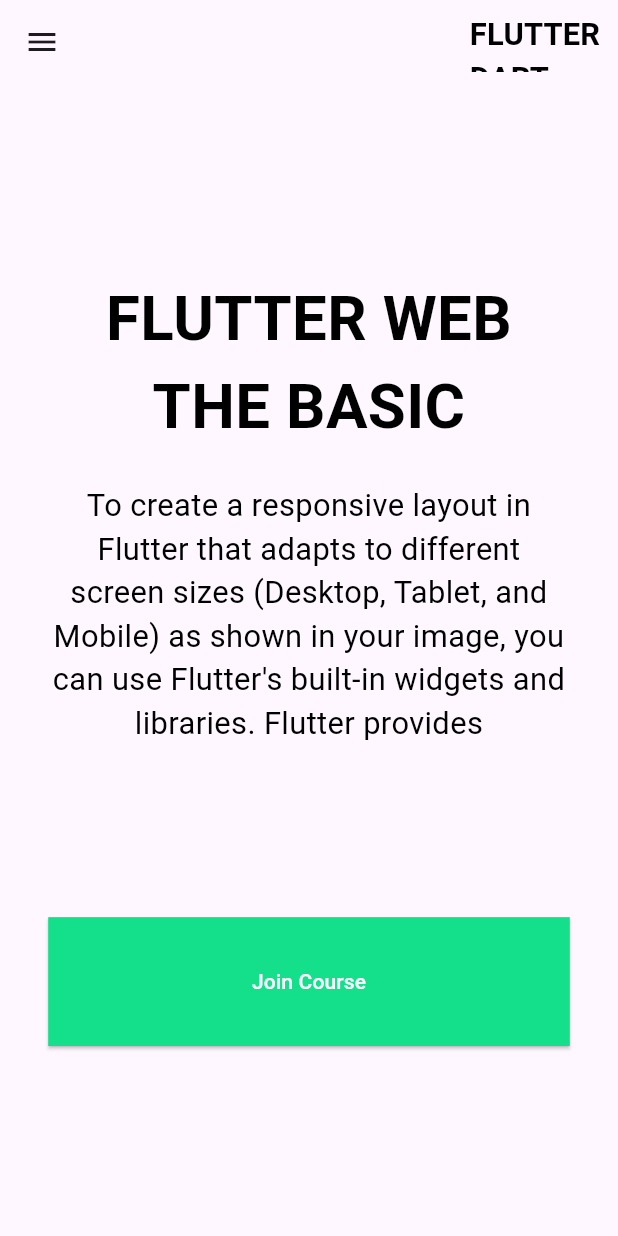
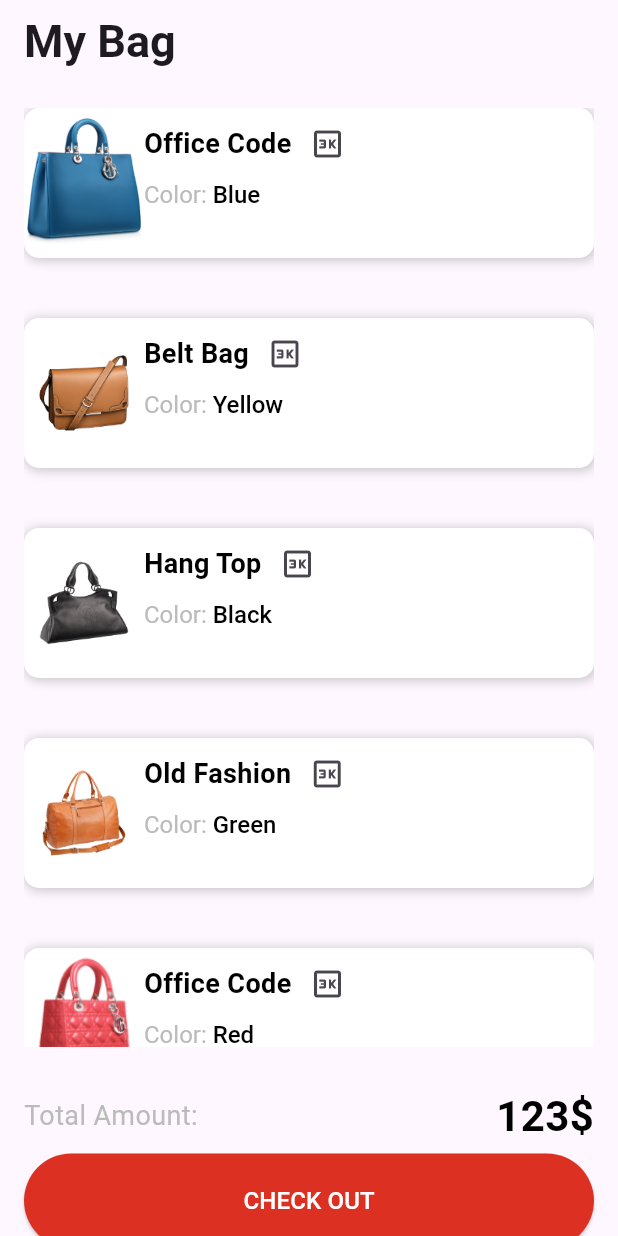
Before and after one commit to sajjadulBappy/live_test_two, a Flutter app: the screen it shows after launch, on a phone screen of 412 x 824 dp. Run offline on Flutter 3.47's test engine with Material 3 defaults, Android fonts, the phone set to English and light mode, and no system bars.

Commit message:
buttom nav bar and card

```diff
--- a/lib/constent.dart
+++ /dev/null
@@ -1,2 +0,0 @@
-const String infoText = "To create a responsive layout in Flutter that adapts to different screen sizes (Desktop, Tablet, and Mobile) as shown in your image, you can use Flutter's built-in widgets and libraries. Flutter provides";
-const String titleText = "FLUTTER WEB \nTHE BASIC";
--- a/lib/main.dart
+++ b/lib/main.dart
@@ -1,5 +1,5 @@
 import 'package:flutter/material.dart';
-import 'package:live_test_two/responsive/responsive_layout.dart';
+import 'package:live_test_two/screen/home.dart';
 
 void main() {
   runApp(const MyApp());
@@ -13,8 +13,9 @@ class MyApp extends StatelessWidget {
   Widget build(BuildContext context) {
     return const MaterialApp(
       debugShowCheckedModeBanner: false,
+      color: Color(0xFFF4F4F4),
       title: 'Responsive Design',
-      home: ResponsiveLayout(),
+      home: Home(),
     );
   }
 }
--- /dev/null
+++ b/lib/model/product.dart
@@ -0,0 +1,65 @@
+import 'package:flutter/material.dart';
+
+class Product {
+  final String image, title, color;
+  final int price, size, id;
+
+  Product(
+      {required this.image,
+      required this.title,
+      required this.price,
+      required this.size,
+      required this.id,
+      required this.color});
+}
+
+List<Product> products = [
+  Product(
+    id: 1,
+    title: "Office Code",
+    price: 234,
+    size: 12,
+    image: "assets/bag_1.png",
+    color: "Blue",
+  ),
+  Product(
+    id: 2,
+    title: "Belt Bag",
+    price: 234,
+    size: 8,
+    image: "assets/bag_2.png",
+    color: "Yellow",
+  ),
+  Product(
+    id: 3,
+    title: "Hang Top",
+    price: 234,
+    size: 10,
+    image: "assets/bag_3.png",
+    color: "Black",
+  ),
+  Product(
+    id: 4,
+    title: "Old Fashion",
+    price: 234,
+    size: 11,
+    image: "assets/bag_4.png",
+    color: "Green",
+  ),
+  Product(
+    id: 5,
+    title: "Office Code",
+    price: 234,
+    size: 12,
+    image: "assets/bag_5.png",
+    color: "Red",
+  ),
+  Product(
+    id: 6,
+    title: "Office Code",
+    price: 234,
+    size: 12,
+    image: "assets/bag_6.png",
+    color: "Black",
+  ),
+];
--- a/lib/responsive/responsive_layout.dart
+++ /dev/null
@@ -1,25 +0,0 @@
-import 'package:flutter/material.dart';
-import 'package:live_test_two/screens/home/home_desktop.dart';
-import 'package:live_test_two/screens/home/home_mobile.dart';
-import 'package:live_test_two/screens/home/home_tablet.dart';
-
-class ResponsiveLayout extends StatelessWidget {
-  const ResponsiveLayout({super.key});
-
-  @override
-  Widget build(BuildContext context) {
-    return Scaffold(
-      body: LayoutBuilder(
-        builder: (context, constraints){
-          if(constraints.maxWidth < 600){
-            return const HomeMobile();
-          }else if(constraints.maxWidth < 1200){
-            return const HomeTablet();
-          }else{
-            return const HomeDesktop();
-          }
-        }
-      ),
-    );
-  }
-}
--- a/lib/responsive/size_config.dart
+++ /dev/null
@@ -1,27 +0,0 @@
-import 'package:flutter/material.dart';
-
-class SizeConfig {
-  // Screen properties
-  static late double screenWidth;
-  static late double screenHeight;
-  static late double blockSizeHorizontal;
-  static late double blockSizeVertical;
-
-  // Text properties
-  static late double textMultiplier;
-  static late double imageSizeMultiplier;
-  static late double heightMultiplier;
-
-  static void init(BuildContext context) {
-
-    screenWidth = MediaQuery.of(context).size.width;
-    screenHeight = MediaQuery.of(context).size.height;
-
-    blockSizeHorizontal = screenWidth / 100;
-    blockSizeVertical = screenHeight / 100;
-
-    textMultiplier = blockSizeVertical;
-    imageSizeMultiplier = blockSizeHorizontal;
-    heightMultiplier = blockSizeVertical;
-  }
-}
--- /dev/null
+++ b/lib/screen/home.dart
@@ -0,0 +1,159 @@
+import 'package:flutter/cupertino.dart';
+import 'package:flutter/material.dart';
+import 'package:live_test_two/model/product.dart';
+
+class Home extends StatefulWidget {
+  const Home({super.key});
+
+  @override
+  State<Home> createState() => _HomeState();
+}
+
+class _HomeState extends State<Home> {
+  @override
+  Widget build(BuildContext context) {
+    return Scaffold(
+      appBar: AppBar(
+        title: const Text(
+          "My Bag",
+          style: TextStyle(
+            fontWeight: FontWeight.bold,
+            fontSize: 30,
+          ),
+        ),
+      ),
+      bottomNavigationBar: SizedBox(
+        height: 110,
+        child: Padding(
+          padding: const EdgeInsets.only(
+            top: 10,
+            left: 16,
+            right: 16,
+          ),
+          child: Column(
+            children: [
+              const Row(
+                mainAxisAlignment: MainAxisAlignment.spaceBetween,
+                children: [
+                  Text(
+                    "Total Amount: ",
+                    style: TextStyle(
+                      fontSize: 18,
+                      color: Color(0xFFBBBBBB),
+                    ),
+                  ),
+                  Text(
+                    "123\$",
+                    style: TextStyle(
+                      fontSize: 28,
+                      color: Colors.black,
+                      fontWeight: FontWeight.bold,
+                    ),
+                  )
+                ],
+              ),
+              const SizedBox(
+                height: 5,
+              ),
+              SizedBox(
+                width: double.infinity,
+                child: ElevatedButton(
+                  style: ElevatedButton.styleFrom(
+                    backgroundColor: const Color(0xFFDB3022),
+                    padding: const EdgeInsets.symmetric(
+                        horizontal: 16, vertical: 20),
+                  ),
+                  onPressed: () {},
+                  child: const Text(
+                    'CHECK OUT',
+                    style: TextStyle(
+                        color: Colors.white,
+                        fontSize: 16,
+                        fontStyle: FontStyle.normal),
+                  ),
+                ),
+              ),
+            ],
+          ),
+        ),
+      ),
+      body: Padding(
+        padding: const EdgeInsets.all(16.0),
+        child: ListView.builder(
+          itemCount: products.length,
+          itemBuilder: (BuildContext context, int index) => Container(
+            margin: const EdgeInsets.only(bottom: 40),
+              width: double.infinity,
+              height: 100,
+              decoration: BoxDecoration(
+                color: Colors.white,
+                borderRadius: BorderRadius.circular(10),
+                boxShadow: [
+                  BoxShadow(
+                    color: Colors.black.withOpacity(0.2),
+                    spreadRadius: 1,
+                    blurRadius: 5,
+                    offset: const Offset(1,1), // Position of the shadow (x, y)
+                  ),
+                ],
+
+              ),
+              child: Row(
+                children: [
+                  Image.asset(
+                    products[index].image,
+                    width: 80,
+                    fit: BoxFit.cover,
+                  ),
+                  Column(
+                    crossAxisAlignment: CrossAxisAlignment.start,
+                    children: [
+                      Row(
+                        mainAxisAlignment: MainAxisAlignment.spaceBetween,
+                        children: [
+                          Text(
+                            products[index].title,
+                            style: const TextStyle(
+                              fontWeight: FontWeight.w600,
+                              fontSize: 18,
+                              color: Colors.black,
+                            ),
+                          ),
+                          IconButton(
+                              onPressed: (){},
+                              icon: const Icon(Icons.three_k_outlined)
+                          ),
+                        ],
+                      ),
+                      Row(
+                        children: [
+                          RichText(
+                            text: TextSpan(
+                              text: 'Color: ',
+                              style: const TextStyle(
+                                color: Color(0xFFBBBBBB),
+                                fontSize: 16,
+                              ),
+                              children: [
+                                TextSpan(
+                                  text: products[index].color,
+                                  style: const TextStyle(
+                                    fontWeight: FontWeight.w500,
+                                    color: Colors.black,
+                                  ),
+                                ),
+                              ],
+                            ),
+                          )
+                        ],
+                      )
+                    ],
+                  )
+                ],
+              ),
+            )
+        ),
+      ),
+    );
+  }
+}
--- a/lib/screens/home/home_mobile.dart
+++ /dev/null
@@ -1,124 +0,0 @@
-import 'package:flutter/material.dart';
-import 'package:live_test_two/constent.dart';
-import 'package:live_test_two/wigets/button_wiget.dart';
-
-import '../../responsive/size_config.dart';
-
-class HomeMobile extends StatelessWidget {
-  const HomeMobile({super.key});
-
-  @override
-  Widget build(BuildContext context) {
-    SizeConfig.init(context);
-    return Scaffold(
-      appBar: AppBar(
-        leading: IconButton(
-          onPressed: () {
-            Scaffold.of(context).openDrawer();
-          },
-          icon: const Icon(Icons.menu),
-        ),
-        actions: [
-          TextButton(
-            onPressed: () {},
-            child: Text(
-              "FLUTTER\nDART",
-              style: TextStyle(
-                fontSize: 2.5 * SizeConfig.textMultiplier,
-                fontWeight: FontWeight.w600,
-                color: Colors.black,
-              ),
-            ),
-          ),
-        ],
-      ),
-      drawer: Drawer(
-        child: ListView(
-          padding: EdgeInsets.symmetric(
-              horizontal: 2.5 * SizeConfig.textMultiplier,
-          ),
-          children: [
-            DrawerHeader(
-              decoration: const BoxDecoration(
-                color: Colors.blue,
-              ),
-              child: Column(
-                crossAxisAlignment: CrossAxisAlignment.center,
-                mainAxisAlignment: MainAxisAlignment.center,
-                children: [
-                  Text(
-                    "Flutter",
-                    style: TextStyle(
-                      fontSize: 3 * SizeConfig.textMultiplier,
-                      fontWeight: FontWeight.w500,
-                      color: const Color(0xFF14DF8B),
-                    ),
-                  ),
-                  Text(
-                    "welcome menu",
-                    style: TextStyle(
-                      fontSize: 2.5 * SizeConfig.textMultiplier,
-                      color: const Color(0xFF14DF8B),
-                    ),
-                  )
-                ],
-              ),
-
-            ),
-            ListTile(
-              leading: const Icon(Icons.home),
-              title: const Text('Home'),
-              onTap: () {
-                Navigator.pop(context);
-              },
-            ),
-            ListTile(
-              leading: const Icon(Icons.comment),
-              title: const Text('Comment'),
-              onTap: () {
-                Navigator.pop(context);
-              },
-            ),
-          ],
-        ),
-      ),
-      body: Container(
-        padding: EdgeInsets.symmetric(
-            horizontal: 3.9 * SizeConfig.textMultiplier,
-            vertical: 3 * SizeConfig.textMultiplier
-        ),
-        child: Column(
-          crossAxisAlignment: CrossAxisAlignment.center,
-          mainAxisAlignment: MainAxisAlignment.center,
-          children: [
-            Text(
-              titleText,
-              textAlign: TextAlign.center,
-              style: TextStyle(
-                fontSize: 5 * SizeConfig.textMultiplier,
-                fontWeight: FontWeight.bold,
-                color: Colors.black,
-              ),
-            ),
-            SizedBox(height: 2.6 * SizeConfig.textMultiplier,),
-            Text(
-              infoText,
-              textAlign: TextAlign.center,
-              style: TextStyle(
-                fontSize: 2.5 * SizeConfig.textMultiplier,
-                color: Colors.black,
-
-              ),
-            ),
-            SizedBox(height: 14 * SizeConfig.heightMultiplier,),
-             const SizedBox(
-                width: double.infinity,
-                child: ButtonWiget(),
-            )
-
-          ],
-        ),
-      ),
-    );
-  }
-}
--- a/lib/wigets/button_wiget.dart
+++ /dev/null
@@ -1,27 +0,0 @@
-import 'package:flutter/material.dart';
-import 'package:live_test_two/responsive/size_config.dart';
-
-class ButtonWiget extends StatelessWidget {
-  const ButtonWiget({super.key});
-
-  @override
-  Widget build(BuildContext context) {
-    SizeConfig.init(context);
-    return ElevatedButton(
-      onPressed: () {},
-      style: ElevatedButton.styleFrom(
-        backgroundColor:  const Color(0xFF14DF8B),
-        shape: const RoundedRectangleBorder(
-          borderRadius: BorderRadius.zero, // Removes the border radius
-        ),
-        padding: EdgeInsets.symmetric(horizontal: 8.5 * SizeConfig.heightMultiplier, vertical: 4 * SizeConfig.heightMultiplier),
-      ),
-      child: const Text(
-        'Join Course',
-        style: TextStyle(
-          color: Colors.white,
-        ),
-      ),
-    );
-  }
-}
--- a/pubspec.yaml
+++ b/pubspec.yaml
@@ -59,8 +59,8 @@ flutter:
   uses-material-design: true
 
   # To add assets to your application, add an assets section, like this:
-  # assets:
-  #   - images/a_dot_burr.jpeg
+  assets:
+     - assets/
   #   - images/a_dot_ham.jpeg
 
   # An image asset can refer to one or more resolution-specific "variants", see
```
Also changed, not shown: lib/screens/home/home_desktop.dart (deleted, +0 -70 lines), lib/screens/home/home_tablet.dart (deleted, +0 -60 lines), lib/wigets/app_bar_large_screen.dart (deleted, +0 -57 lines), assets/bag_1.png (added), assets/bag_2.png (added), assets/bag_3.png (added), assets/bag_4.png (added), assets/bag_5.png (added), assets/bag_6.png (added).
